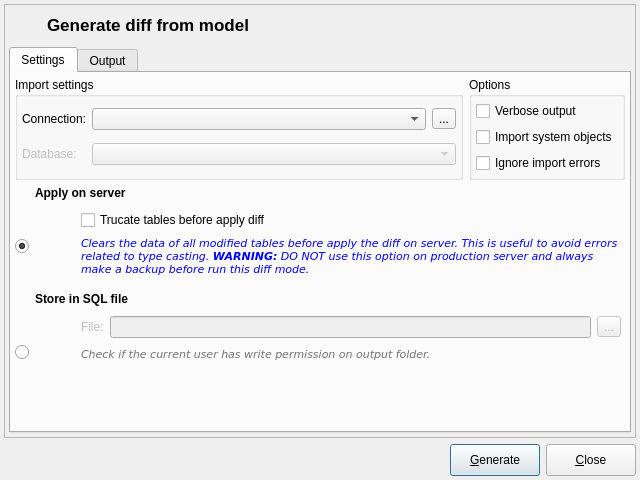
Before: the Qt Designer form libpgmodeler_ui/ui/modeldatabasediffform.ui in pgmodeler/pgmodeler, drawn with Qt 5.
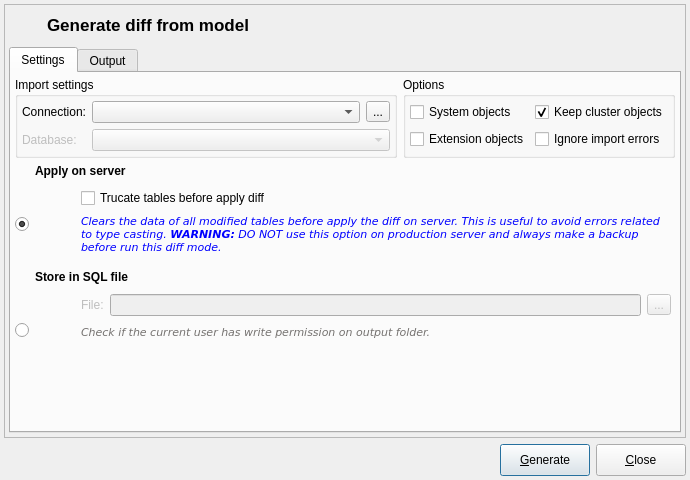
After: the same form once the commit is applied. Icons and pictures are not drawn.

Commit message: Model database diff implementation checkpoint.

Patch:
```diff
--- a/libpgmodeler_ui/ui/modeldatabasediffform.ui
+++ b/libpgmodeler_ui/ui/modeldatabasediffform.ui
@@ -9,7 +9,7 @@
    <rect>
     <x>0</x>
     <y>0</y>
-    <width>640</width>
+    <width>690</width>
     <height>480</height>
    </rect>
   </property>
@@ -21,7 +21,7 @@
   </property>
   <property name="minimumSize">
    <size>
-    <width>640</width>
+    <width>690</width>
     <height>480</height>
    </size>
   </property>
@@ -543,6 +543,12 @@
           </item>
           <item row="0" column="0">
            <widget class="QGroupBox" name="groupBox">
+            <property name="sizePolicy">
+             <sizepolicy hsizetype="Expanding" vsizetype="Preferred">
+              <horstretch>0</horstretch>
+              <verstretch>0</verstretch>
+             </sizepolicy>
+            </property>
             <property name="minimumSize">
              <size>
               <width>0</width>
@@ -552,7 +558,7 @@
             <property name="title">
              <string>Import settings</string>
             </property>
-            <layout class="QGridLayout" name="gridLayout_7">
+            <layout class="QGridLayout" name="gridLayout_11">
              <property name="leftMargin">
               <number>4</number>
              </property>
@@ -606,19 +612,6 @@
                </item>
               </layout>
              </item>
-             <item row="1" column="0">
-              <widget class="QLabel" name="database_lbl">
-               <property name="enabled">
-                <bool>false</bool>
-               </property>
-               <property name="text">
-                <string>Database:</string>
-               </property>
-               <property name="indent">
-                <number>-1</number>
-               </property>
-              </widget>
-             </item>
              <item row="1" column="1">
               <widget class="QComboBox" name="database_cmb">
                <property name="enabled">
@@ -638,15 +631,40 @@
                </property>
               </widget>
              </item>
+             <item row="1" column="0">
+              <widget class="QLabel" name="database_lbl">
+               <property name="enabled">
+                <bool>false</bool>
+               </property>
+               <property name="sizePolicy">
+                <sizepolicy hsizetype="Minimum" vsizetype="Preferred">
+                 <horstretch>0</horstretch>
+                 <verstretch>0</verstretch>
+                </sizepolicy>
+               </property>
+               <property name="text">
+                <string>Database:</string>
+               </property>
+               <property name="indent">
+                <number>-1</number>
+               </property>
+              </widget>
+             </item>
             </layout>
            </widget>
           </item>
           <item row="0" column="1">
            <widget class="QGroupBox" name="groupBox_2">
+            <property name="sizePolicy">
+             <sizepolicy hsizetype="Minimum" vsizetype="Preferred">
+              <horstretch>0</horstretch>
+              <verstretch>0</verstretch>
+             </sizepolicy>
+            </property>
             <property name="title">
              <string>Options</string>
             </property>
-            <layout class="QVBoxLayout" name="verticalLayout">
+            <layout class="QGridLayout" name="gridLayout_7">
              <property name="leftMargin">
               <number>4</number>
              </property>
@@ -659,20 +677,7 @@
              <property name="bottomMargin">
               <number>4</number>
              </property>
-             <item>
-              <widget class="QCheckBox" name="verbose_chk">
-               <property name="toolTip">
-                <string>Display all process output when checked. Unchecking it will display only compare output.</string>
-               </property>
-               <property name="text">
-                <string>Verbose output</string>
-               </property>
-               <property name="checked">
-                <bool>false</bool>
-               </property>
-              </widget>
-             </item>
-             <item>
+             <item row="0" column="0">
               <widget class="QCheckBox" name="import_sys_objs_chk">
                <property name="sizePolicy">
                 <sizepolicy hsizetype="Preferred" vsizetype="Fixed">
@@ -681,11 +686,40 @@
                 </sizepolicy>
                </property>
                <property name="text">
-                <string>Import system objects</string>
+                <string>System objects</string>
                </property>
               </widget>
              </item>
-             <item>
+             <item row="1" column="0">
+              <widget class="QCheckBox" name="import_ext_objs_chk">
+               <property name="sizePolicy">
+                <sizepolicy hsizetype="Preferred" vsizetype="Fixed">
+                 <horstretch>0</horstretch>
+                 <verstretch>0</verstretch>
+                </sizepolicy>
+               </property>
+               <property name="toolTip">
+                <string>Import extension objects. Use this if the import step is returning errors even importing built in ones.</string>
+               </property>
+               <property name="text">
+                <string>Extension objects</string>
+               </property>
+              </widget>
+             </item>
+             <item row="0" column="1">
+              <widget class="QCheckBox" name="keep_cluster_objs_chk">
+               <property name="toolTip">
+                <string>Database cluster level objects like roles and tablespaces will not be dropped.</string>
+               </property>
+               <property name="text">
+                <string>Keep cluster objects</string>
+               </property>
+               <property name="checked">
+                <bool>true</bool>
+               </property>
+              </widget>
+             </item>
+             <item row="1" column="1">
               <widget class="QCheckBox" name="ignore_errors_chk">
                <property name="sizePolicy">
                 <sizepolicy hsizetype="Minimum" vsizetype="Fixed">
```
Left out of the diff: 32 changed lines with no effect on the pictures. The commit also changes 5 other files.
